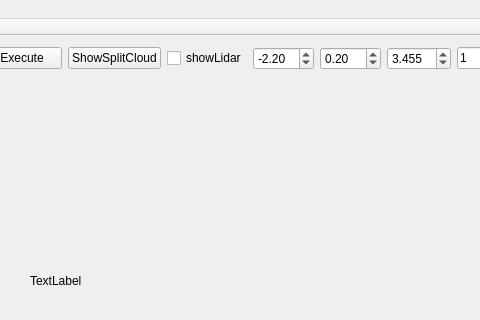
Above: mainwindow.ui from 05F3759DF/LabelTool before the change; both pictures show x 470 to 950 and y 0 to 320 of the 1103 by 519 pixel window. Below: the same form after it.
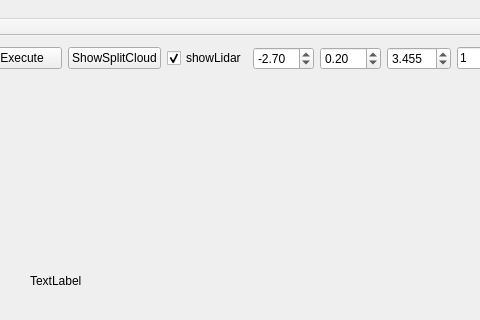
That is the form after the change.

```diff
--- a/mainwindow.ui
+++ b/mainwindow.ui
@@ -79,6 +79,9 @@
           <property name="text">
            <string>showLidar</string>
           </property>
+          <property name="checked">
+           <bool>true</bool>
+          </property>
          </widget>
         </item>
         <item>
@@ -90,7 +93,7 @@
            <double>0.100000000000000</double>
           </property>
           <property name="value">
-           <double>-2.200000000000000</double>
+           <double>-2.700000000000000</double>
           </property>
          </widget>
         </item>
```
Left out of the diff: 6 changed lines with no effect on the pictures.
